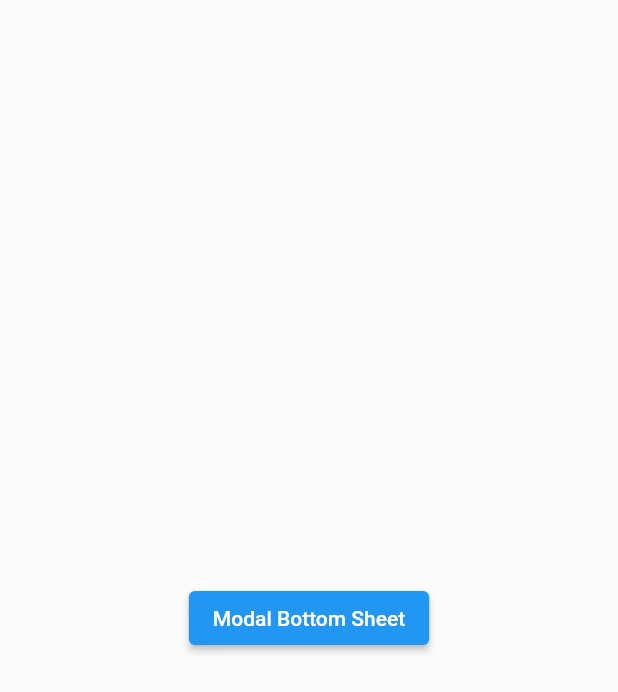
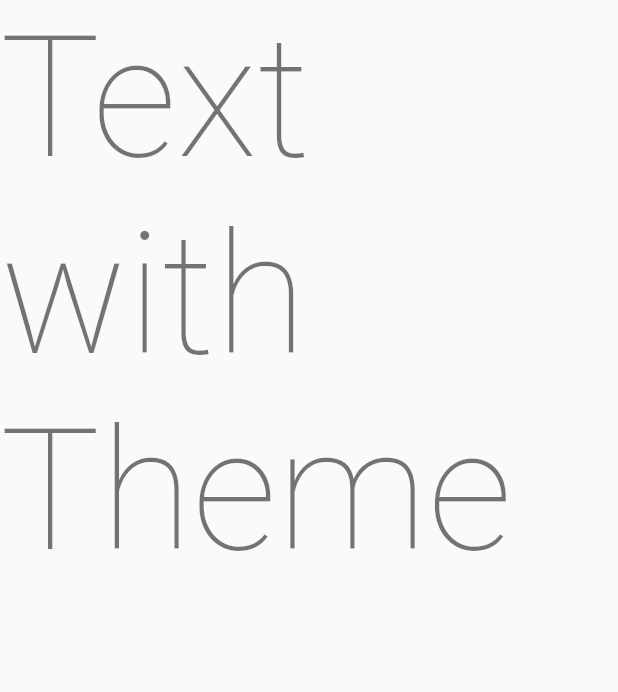
Before and after one commit to zalkary4/flutter_widgets_collections_03, a Flutter app: the screen it shows after launch, on a phone screen of 412 x 824 dp. Shown: the top 692 px of the screen. Run offline on Flutter 3.47's test engine with Material 2 defaults, Android fonts, the phone set to English and light mode, and no system bars.

Commit message:
W builder

```diff
--- a/lib/main.dart
+++ b/lib/main.dart
@@ -2,6 +2,7 @@ import 'package:flutter/material.dart';
 import 'package:flutter_widgets_collections_main_3/widgets/button_navigat_bar_widget035.dart';
 
 import 'widgets/bottom_sheet_widget036.dart';
+import 'widgets/build_context_widget037.dart';
 
 void main() {
   runApp(const MyApp());
@@ -21,7 +22,7 @@ class MyApp extends StatelessWidget {
       //   useMaterial3: true,
       // ),
       home: Scaffold(
-        body: BottomSheetWidget036(),
+        body: BuildContextWidget037(),
       ),
     );
   }
--- /dev/null
+++ b/lib/widgets/build_context_widget037.dart
@@ -0,0 +1,26 @@
+import 'package:flutter/material.dart';
+
+class BuildContextWidget037 extends StatefulWidget {
+  const BuildContextWidget037({Key? key}) : super(key: key);
+
+  @override
+  _BuildContextWidget037State createState() => _BuildContextWidget037State();
+}
+
+class _BuildContextWidget037State extends State<BuildContextWidget037> {
+  @override
+  Widget build(BuildContext context) {
+    return Scaffold(
+      body: myWidget(),
+    );
+  }
+}
+
+myWidget() => Builder(
+      builder: (BuildContext context) {
+        return Text(
+          'Text with Theme',
+          style: Theme.of(context).textTheme.displayLarge,
+        );
+      },
+    );
```
